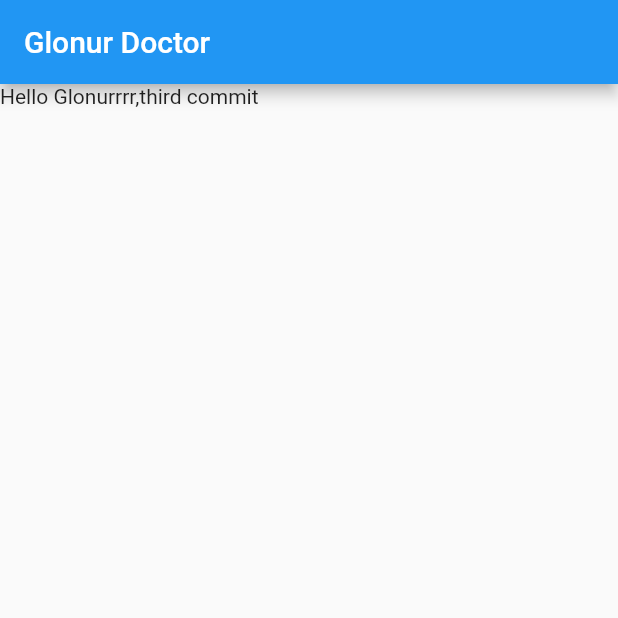
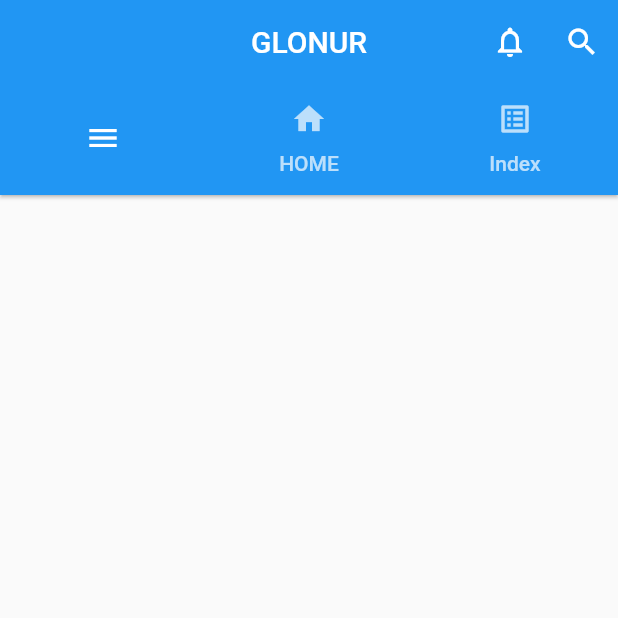
Before and after one commit to Vritikakamra/glonur, a Flutter app: the screen it shows after launch, on a phone screen of 412 x 824 dp, the top half of it. Run offline on Flutter 3.47's test engine with Material 2 defaults, Android fonts, the phone set to English and light mode, and no system bars.

Commit message:
commit -m 'appbar commit 4 '

```diff
--- a/lib/main.dart
+++ b/lib/main.dart
@@ -1,6 +1,6 @@
 import 'package:flutter/material.dart';
-import 'package:glonur/pages/landing_page.dart';
-
+//import 'package:glonur/pages/landing_page.dart';
+import 'package:glonur/pages/appbar.dart';
 void main() {
   runApp(MyApp());
 }
@@ -10,10 +10,8 @@ class MyApp extends StatelessWidget {
   Widget build(BuildContext context) {
     return MaterialApp(
       home: Scaffold(
-        appBar: AppBar(
-          title: Text("Glonur Doctor"),
-        ),
-        body: HomePage(),
+        body:Appbarpage(),
+        //HomePage(),
       ),
     );
   }
--- /dev/null
+++ b/lib/pages/appbar.dart
@@ -0,0 +1,41 @@
+import 'package:flutter/material.dart';
+
+class Appbarpage extends StatelessWidget {
+  @override
+  Widget build(BuildContext context) =>DefaultTabController(length: 3,
+  child: Scaffold(
+
+      appBar: AppBar(
+          title: Text('GLONUR'),
+          centerTitle: true,
+
+          actions: [
+            IconButton(
+               icon: Icon(Icons.notifications_none),
+               onPressed: (){},
+               ),
+               IconButton(
+               icon: Icon(Icons.search),
+               onPressed: (){},),
+
+          ],
+          elevation: 1,
+            flexibleSpace: Container(
+            decoration: BoxDecoration(
+              gradient: LinearGradient(
+                colors: [Colors.blue],
+                begin: Alignment.bottomRight,
+                end:Alignment.topLeft)
+            ),
+          ),
+
+          bottom: TabBar(
+            tabs: [
+              Tab(icon:Icon(Icons.menu)) ,
+              Tab(icon: Icon(Icons.home),text:'HOME'),
+               Tab(icon: Icon(Icons.list_alt), text:'Index'),
+
+            ],),
+
+     )  ) );
+  }
```
